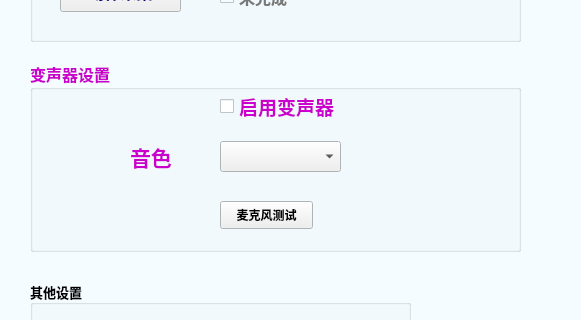
Qt form Qt-src/wid.ui (charlie0129/vtuber-kit) before a commit; both pictures show x 0 to 581 and y 199 to 519 of the 960 by 600 pixel window.
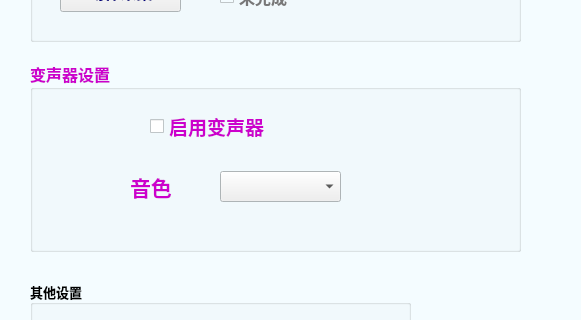
The same form after that commit.

Commit message: GUI update update:去除麦克风测试按钮 update:更新动作采集窗口的样式表 fixed:现在第一次启动成功后不能再进行动作采集

The edit to the form file:
```diff
--- a/Qt-src/wid.ui
+++ b/Qt-src/wid.ui
@@ -524,7 +524,7 @@
      <property name="geometry">
       <rect>
        <x>100</x>
-       <y>80</y>
+       <y>110</y>
        <width>91</width>
        <height>31</height>
       </rect>
@@ -541,32 +541,11 @@
       <string>音色</string>
      </property>
     </widget>
-    <widget class="QPushButton" name="pushButton_testMic">
-     <property name="geometry">
-      <rect>
-       <x>190</x>
-       <y>140</y>
-       <width>93</width>
-       <height>28</height>
-      </rect>
-     </property>
-     <property name="font">
-      <font>
-       <family>文鼎大签字笔体G30</family>
-       <pointsize>9</pointsize>
-       <weight>75</weight>
-       <bold>true</bold>
-      </font>
-     </property>
-     <property name="text">
-      <string>麦克风测试</string>
-     </property>
-    </widget>
     <widget class="QComboBox" name="comboBox_vc">
      <property name="geometry">
       <rect>
        <x>190</x>
-       <y>80</y>
+       <y>110</y>
        <width>121</width>
        <height>31</height>
       </rect>
@@ -584,8 +563,8 @@
     <widget class="QCheckBox" name="checkBox_enableVC">
      <property name="geometry">
       <rect>
-       <x>190</x>
-       <y>30</y>
+       <x>120</x>
+       <y>50</y>
        <width>281</width>
        <height>31</height>
       </rect>
```
The commit also changes 5 other files.
